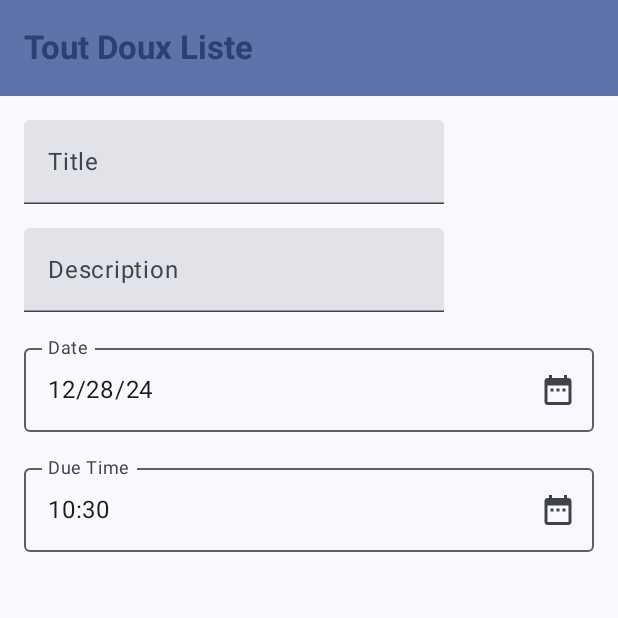
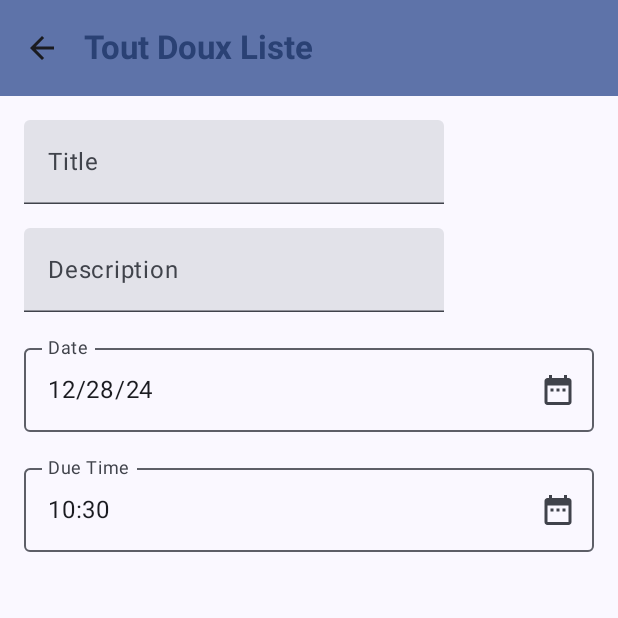
Before and after one commit to TEDDAC/ToutDouxListe-Android, an Android app built with Jetpack Compose: the EditPage screen opened through its navigation route, on a phone screen of 412 x 824 dp, the top half of it. Run offline under Robolectric (Android 15) with nearby library versions, the phone set to English and light mode, and no system bars.

Commit message:
Scaffold is children of nav

```diff
--- a/app/src/main/java/com/teddac/toutdouxliste/MainActivity.kt
+++ b/app/src/main/java/com/teddac/toutdouxliste/MainActivity.kt
@@ -4,24 +4,12 @@ import android.os.Bundle
 import androidx.activity.ComponentActivity
 import androidx.activity.compose.setContent
 import androidx.activity.enableEdgeToEdge
-import androidx.compose.animation.AnimatedContentTransitionScope
-import androidx.compose.animation.core.EaseIn
-import androidx.compose.animation.core.EaseOut
-import androidx.compose.animation.core.tween
-import androidx.compose.animation.fadeIn
-import androidx.compose.animation.fadeOut
 import androidx.compose.foundation.layout.fillMaxSize
 import androidx.compose.foundation.layout.safeDrawingPadding
 import androidx.compose.material3.MaterialTheme
 import androidx.compose.material3.Surface
 import androidx.compose.ui.Modifier
-import androidx.navigation.compose.NavHost
-import androidx.navigation.compose.composable
-import androidx.navigation.compose.rememberNavController
 import com.teddac.toutdouxliste.ui.TodoNavigation
-import com.teddac.toutdouxliste.ui.config.TodoScreen
-import com.teddac.toutdouxliste.ui.page.EditPage
-import com.teddac.toutdouxliste.ui.page.ListPage
 import com.teddac.toutdouxliste.ui.theme.ToutDouxListeTheme
 
 class MainActivity : ComponentActivity() {
@@ -40,7 +28,7 @@ class MainActivity : ComponentActivity() {
                         .safeDrawingPadding(),
                     color = MaterialTheme.colorScheme.background
                 ) {
-                    ToutDouxApp()
+                    TodoNavigation()
                 }
             }
         }
--- a/app/src/main/java/com/teddac/toutdouxliste/ToutDouxApp.kt
+++ /dev/null
@@ -1,39 +0,0 @@
-package com.teddac.toutdouxliste
-
-import android.icu.text.CaseMap.Title
-import androidx.compose.foundation.layout.padding
-import androidx.compose.material3.ExperimentalMaterial3Api
-import androidx.compose.material3.MaterialTheme
-import androidx.compose.material3.Scaffold
-import androidx.compose.material3.Text
-import androidx.compose.material3.TopAppBar
-import androidx.compose.material3.TopAppBarDefaults
-import androidx.compose.runtime.Composable
-import androidx.compose.ui.Modifier
-import androidx.compose.ui.text.font.FontWeight
-import com.teddac.toutdouxliste.ui.TodoNavigation
-
-@OptIn(ExperimentalMaterial3Api::class)
-@Composable
-fun ToutDouxApp(){
-    Scaffold(
-        topBar = {
-            TopAppBar(
-                colors = TopAppBarDefaults.topAppBarColors(
-                    containerColor = MaterialTheme.colorScheme.primaryContainer,
-                    titleContentColor = MaterialTheme.colorScheme.primary
-                ),
-                title = {
-                    Text(
-                        "Tout Doux Liste",
-                        fontWeight = FontWeight.Bold
-                    )
-                }
-            )
-        }
-    ) { innerPadding ->
-        TodoNavigation(
-            modifier = Modifier.padding(innerPadding)
-        )
-    }
-}
--- a/app/src/main/java/com/teddac/toutdouxliste/ui/TodoNavigation.kt
+++ b/app/src/main/java/com/teddac/toutdouxliste/ui/TodoNavigation.kt
@@ -56,7 +56,9 @@ fun TodoNavigation(
         composable(
             route = TodoScreen.Edit.name
         ){
-            EditPage()
+            EditPage(
+                navigateBack = { navController.popBackStack() }
+            )
         }
     }
 }
--- a/app/src/main/java/com/teddac/toutdouxliste/ui/page/EditPage.kt
+++ b/app/src/main/java/com/teddac/toutdouxliste/ui/page/EditPage.kt
@@ -3,9 +3,17 @@ package com.teddac.toutdouxliste.ui.page
 import androidx.compose.foundation.layout.Arrangement
 import androidx.compose.foundation.layout.Column
 import androidx.compose.foundation.layout.padding
+import androidx.compose.material.icons.Icons
+import androidx.compose.material.icons.filled.ArrowBack
 import androidx.compose.material3.ExperimentalMaterial3Api
+import androidx.compose.material3.Icon
+import androidx.compose.material3.IconButton
+import androidx.compose.material3.MaterialTheme
+import androidx.compose.material3.Scaffold
 import androidx.compose.material3.Text
 import androidx.compose.material3.TextField
+import androidx.compose.material3.TopAppBar
+import androidx.compose.material3.TopAppBarDefaults
 import androidx.compose.material3.rememberDatePickerState
 import androidx.compose.material3.rememberTimePickerState
 import androidx.compose.runtime.Composable
@@ -15,6 +23,7 @@ import androidx.compose.runtime.remember
 import androidx.compose.runtime.setValue
 import androidx.compose.ui.Alignment
 import androidx.compose.ui.Modifier
+import androidx.compose.ui.text.font.FontWeight
 import androidx.compose.ui.unit.dp
 import com.teddac.toutdouxliste.ui.component.CustomTimePicker
 import com.teddac.toutdouxliste.ui.component.CustomDatePicker
@@ -22,7 +31,9 @@ import java.util.Calendar
 
 @OptIn(ExperimentalMaterial3Api::class)
 @Composable
-fun EditPage(){
+fun EditPage(
+    navigateBack: () -> Unit,
+){
     var title by remember { mutableStateOf("") }
     var description by remember { mutableStateOf("") }
     val datePickerState = rememberDatePickerState()
@@ -34,10 +45,35 @@ fun EditPage(){
         is24Hour = true
     )
 
+    Scaffold(
+        topBar = {
+            TopAppBar(
+                colors = TopAppBarDefaults.topAppBarColors(
+                    containerColor = MaterialTheme.colorScheme.primaryContainer,
+                    titleContentColor = MaterialTheme.colorScheme.primary
+                ),
+                title = {
+                    Text(
+                        "Tout Doux Liste",
+                        fontWeight = FontWeight.Bold
+                    )
+                },
+                navigationIcon = {
+                    IconButton(onClick = navigateBack) {
+                        Icon(
+                            imageVector = Icons.Filled.ArrowBack,
+                            contentDescription = "Back to list"
+                        )
+                    }
+                }
+            )
+        }
+    ) { innerPadding ->
         Column(
             horizontalAlignment = Alignment.Start,
             verticalArrangement = Arrangement.spacedBy(16.dp),
             modifier = Modifier
+                .padding(innerPadding)
                 .padding(16.dp)
         ) {
             TextField(
@@ -54,3 +90,4 @@ fun EditPage(){
             CustomTimePicker(timePickerState)
         }
     }
+}
--- a/app/src/main/java/com/teddac/toutdouxliste/ui/page/ListPage.kt
+++ b/app/src/main/java/com/teddac/toutdouxliste/ui/page/ListPage.kt
@@ -7,22 +7,48 @@ import androidx.compose.foundation.layout.padding
 import androidx.compose.foundation.lazy.LazyColumn
 import androidx.compose.material.icons.Icons
 import androidx.compose.material.icons.filled.Add
+import androidx.compose.material3.ExperimentalMaterial3Api
 import androidx.compose.material3.FloatingActionButton
 import androidx.compose.material3.Icon
+import androidx.compose.material3.MaterialTheme
+import androidx.compose.material3.Scaffold
+import androidx.compose.material3.Text
+import androidx.compose.material3.TopAppBar
+import androidx.compose.material3.TopAppBarDefaults
 import androidx.compose.runtime.Composable
 import androidx.compose.ui.Alignment
 import androidx.compose.ui.Modifier
+import androidx.compose.ui.text.font.FontWeight
 import androidx.compose.ui.tooling.preview.Preview
 import androidx.compose.ui.unit.dp
 import com.teddac.toutdouxliste.ui.component.TaskCard
 import com.teddac.toutdouxliste.ui.theme.ToutDouxListeTheme
 
+@OptIn(ExperimentalMaterial3Api::class)
 @Composable
 fun ListPage(
     onSelectionChange: () -> Unit,
     onClickAddItem: () -> Unit
 ){
-    Box {
+    Scaffold(
+        topBar = {
+            TopAppBar(
+                colors = TopAppBarDefaults.topAppBarColors(
+                    containerColor = MaterialTheme.colorScheme.primaryContainer,
+                    titleContentColor = MaterialTheme.colorScheme.primary
+                ),
+                title = {
+                    Text(
+                        "Tout Doux Liste",
+                        fontWeight = FontWeight.Bold
+                    )
+                }
+            )
+        }
+    ) { innerPadding ->
+        Box(
+            modifier = Modifier.padding(innerPadding)
+        ) {
             TaskList(onSelectionChange = onSelectionChange)
             FloatingActionButton(
                 onClick = onClickAddItem,
@@ -30,6 +56,7 @@ fun ListPage(
                     .align(Alignment.BottomEnd).padding(16.dp)
             ) {
                 Icon(Icons.Filled.Add, "Add task button.")
+            }
         }
     }
 }
```
Also changed, not shown: 1 other file. Lines whose indentation alone changed are shown as unchanged.
